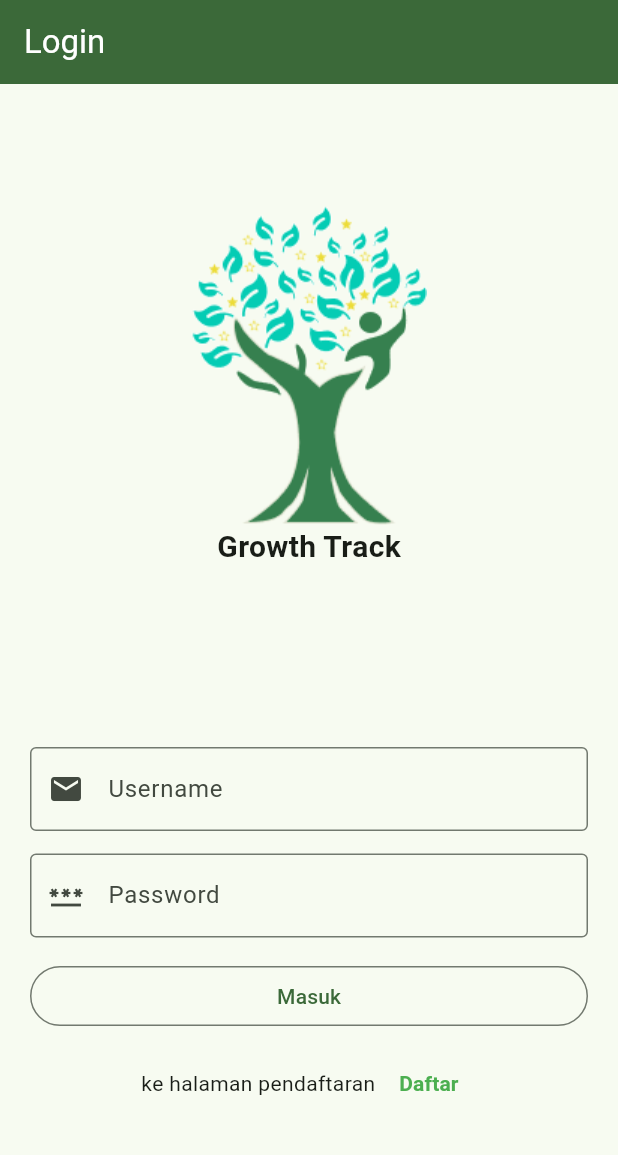
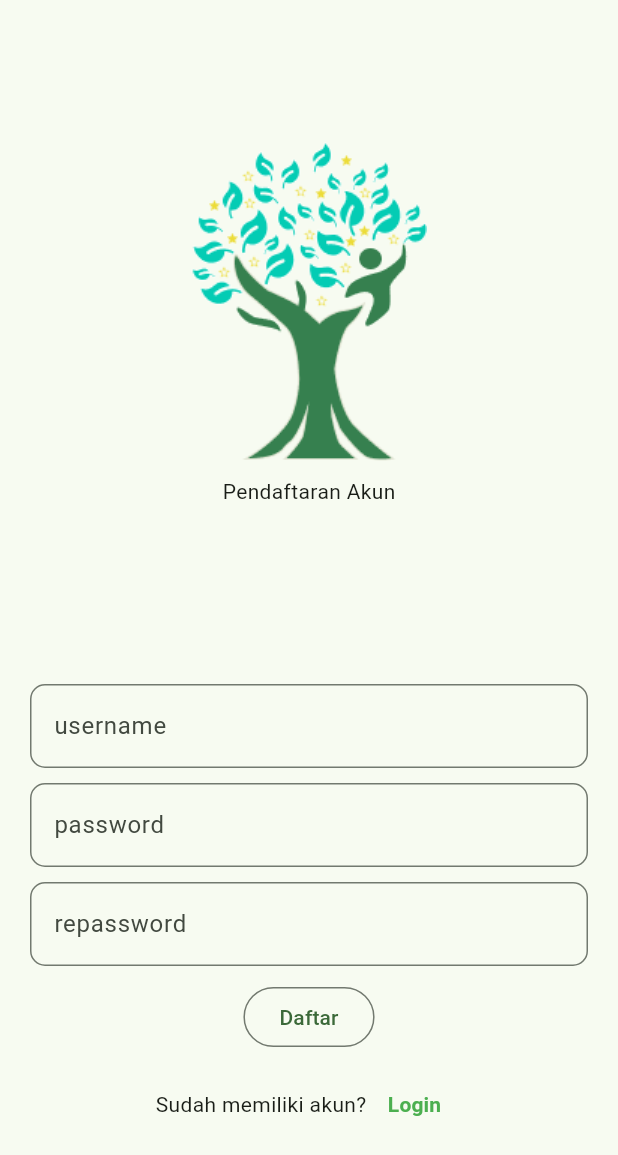
Before and after one commit to yasirkhoirul/DicodingSub1, a Flutter app: the screen it shows after launch, after a tap on "Daftar", on a phone screen of 412 x 824 dp. Shown: the top 1155 px of the screen. Run offline on Flutter 3.47's test engine with Material 3 defaults, Android fonts, the light colour scheme and no system bars.

Commit message:
menambahakn tampilan signup

```diff
--- /dev/null
+++ b/lib/signup.dart
@@ -0,0 +1,200 @@
+import 'package:flutter/material.dart';
+
+class Signup extends StatelessWidget {
+  const Signup({super.key});
+  @override
+  Widget build(BuildContext context) {
+    // TODO: implement build
+    return LayoutBuilder(builder: (context,constrain){
+      if(constrain.maxWidth<650){
+        return const Signupmobile();
+      }else{
+        return const Sigupweb();
+      }
+    });
+  }
+}
+class Sigupweb extends StatelessWidget{
+   const Sigupweb({super.key});
+  @override
+  Widget build(BuildContext context) {
+    // TODO: implement build
+    return Scaffold(
+      body: SafeArea(child:
+        Column(
+          mainAxisAlignment: MainAxisAlignment.center,
+          crossAxisAlignment: CrossAxisAlignment.center,
+          children: [
+            Expanded(flex: 2,child: Center(child: Text("Singup",style: TextStyle(fontSize: 32,fontWeight: FontWeight.bold,color: Colors.green),))),
+            Expanded(
+              flex: 8,
+              child: Row(
+                children: [
+                  Expanded(child:
+                    Column(
+                      mainAxisAlignment: MainAxisAlignment.center,
+                      crossAxisAlignment: CrossAxisAlignment.center,
+                      children: [
+                        Image.asset(
+                          "images/logofix.png"
+                        ),
+                        SizedBox(height: 10,),
+                        Text('Welcome to Green Aplication')
+                      ],
+                    )
+                  ),
+                  Expanded(child:
+                    Container(
+                      margin: EdgeInsets.symmetric(vertical: 20, horizontal: 10),
+                      child: Card(
+                        child: Padding(padding: EdgeInsetsGeometry.all(20),child: Formsignup()),
+                      ),
+                    )
+                  )
+                ],
+              ),
+            )
+          ],
+        )
+      ),
+    );
+  }
+}
+
+class Signupmobile extends StatelessWidget{
+  const Signupmobile({super.key});
+  @override
+  Widget build(BuildContext context) {
+    // TODO: implement build
+    return Scaffold(
+      body: SafeArea(
+        child: Container(
+          margin: EdgeInsets.all(20),
+          child: Column(
+            children: [
+              Expanded(
+
+                child: Center(
+                  child: SingleChildScrollView(
+                    child: Column(
+                      mainAxisAlignment: MainAxisAlignment.center,
+                      crossAxisAlignment: CrossAxisAlignment.center,
+                      children: [
+                        Image.asset("images/logofix.png"),
+                        SizedBox(height: 10,),
+                        Text("Pendaftaran Akun"),
+                      ],
+                    ),
+                  ),
+                ),
+              ),
+              Expanded( child: Formsignup()),
+            ],
+          ),
+        ),
+      ),
+    );
+  }
+}
+
+class Formsignup extends StatefulWidget {
+  const Formsignup({super.key});
+
+  @override
+  State<StatefulWidget> createState() {
+    // TODO: implement createState
+    return _Formsignup();
+  }
+}
+
+class _Formsignup extends State {
+  String? username;
+  String? password;
+  String? repassword;
+  Text? isi;
+  bool cek() {
+    if (password != repassword || password == null || username == null || repassword == null) {
+      return false;
+    } else {
+      return true;
+    }
+  }
+
+  @override
+  Widget build(BuildContext context) {
+    const spasi = SizedBox(height: 10);
+
+    // TODO: implement build
+    return Column(
+      mainAxisAlignment: MainAxisAlignment.center,
+      crossAxisAlignment: CrossAxisAlignment.center,
+      children: [
+        TextField(
+          decoration: InputDecoration(
+            label: Text("username"),
+            border: OutlineInputBorder(borderRadius: BorderRadius.circular(10)),
+          ),
+          onChanged: (value) => setState(() {
+            username = value;
+          }),
+        ),
+        spasi,
+        TextField(
+          decoration: InputDecoration(
+            label: Text("password"),
+            border: OutlineInputBorder(borderRadius: BorderRadius.circular(10)),
+          ),
+          onChanged: (value) => setState(() {
+            password = value;
+          }),
+        ),
+        spasi,
+        TextField(
+          decoration: InputDecoration(
+            label: Text("repassword"),
+            border: OutlineInputBorder(borderRadius: BorderRadius.circular(10)),
+          ),
+          onChanged: (value) => setState(() {
+            repassword = value;
+          }),
+        ),
+        spasi,
+        OutlinedButton(
+          onPressed: () {
+            if (cek()) {
+              isi = Text(
+                "berhasil mendaftar nama $username password $password",
+              );
+            } else {
+              isi = Text("password dan repassword harus sama");
+            }
+            showDialog(
+              context: context,
+              builder: (context) {
+                return AlertDialog(content: isi);
+              },
+            );
+          },
+          child: Text("Daftar"),
+        ),
+        spasi,
+        Row(
+          crossAxisAlignment: CrossAxisAlignment.center,
+          mainAxisAlignment: MainAxisAlignment.center,
+          children: [
+            Text("Sudah memiliki akun?"),
+            TextButton(
+              onPressed: () {
+                Navigator.pop(context);
+              },
+              child: Text("Login",style: TextStyle(
+                fontWeight: FontWeight.bold,
+                color: Colors.green
+              ),),
+            )
+          ],
+        )
+      ],
+    );
+  }
+}
```
Also changed, not shown: lib/main.dart (+7 -2 lines).
